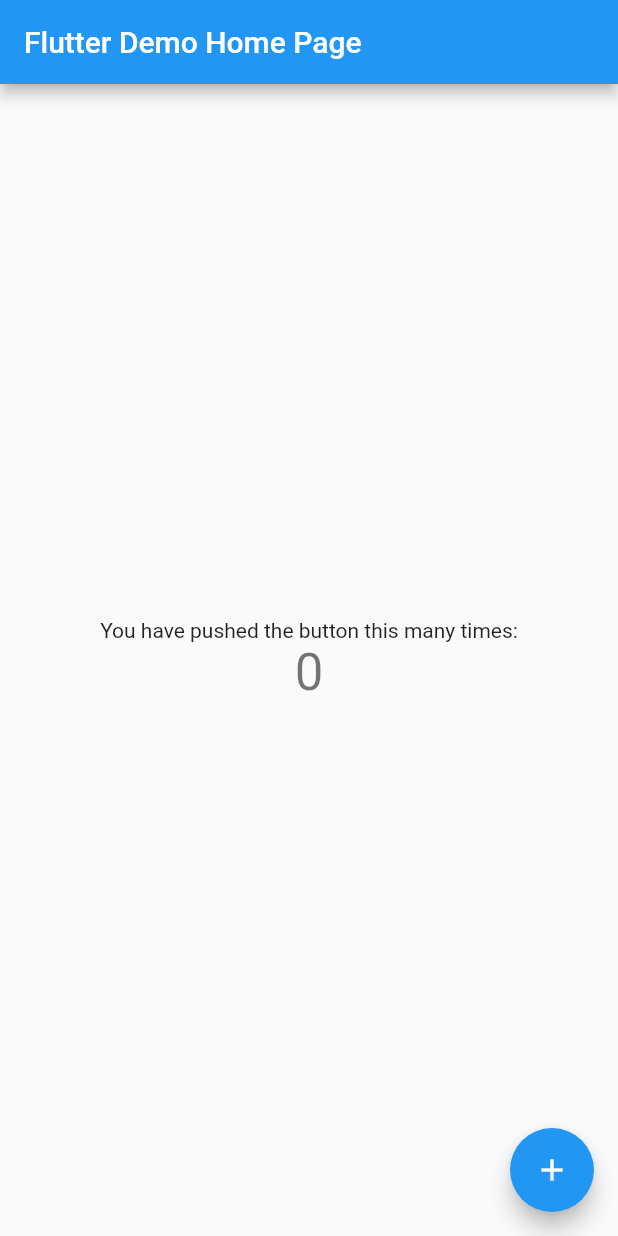
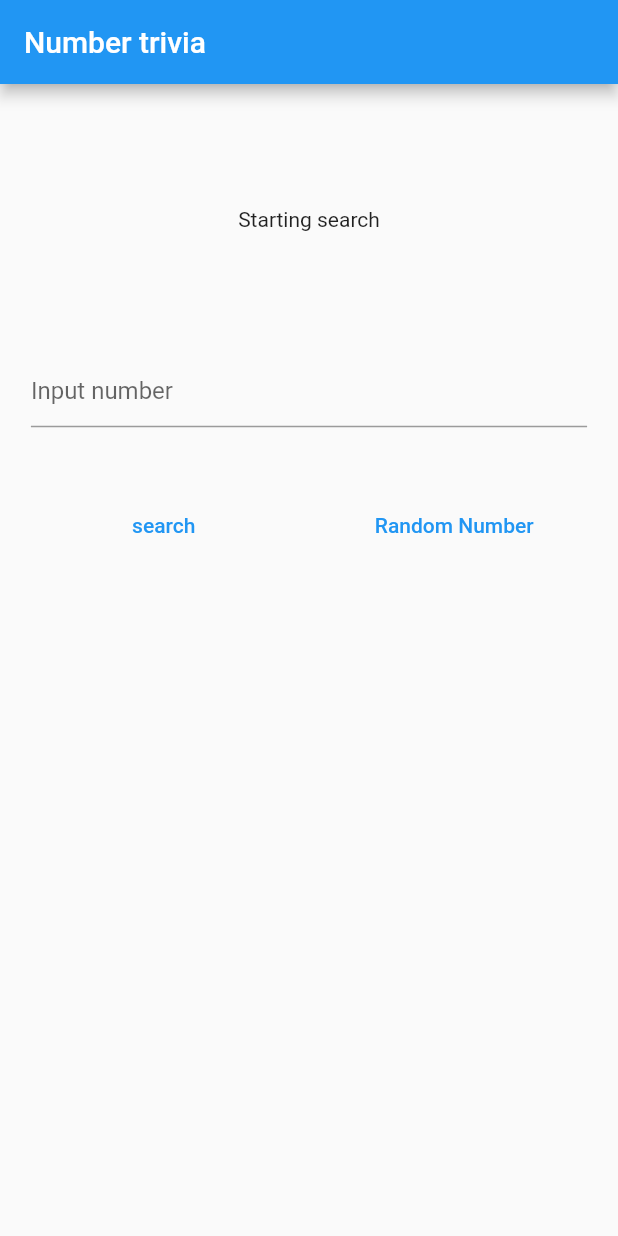
Before and after one commit to KhIaboshama/samplenumber, a Flutter app: the screen it shows after launch, on a phone screen of 412 x 824 dp. Run offline on Flutter 3.47's test engine with Material 2 defaults, Android fonts, the phone set to English and light mode, and no system bars; our stand-ins replace either_dart, equatable, flutter_bloc, sizer.

Commit message:
Integrate the bloc with UI and API

```diff
--- /dev/null
+++ b/lib/features/number_trivia/data/repository_impl/number_trivia_repository_impl.dart
@@ -0,0 +1,23 @@
+
+
+import 'package:either_dart/src/either.dart';
+import 'package:samplenumber/features/number_trivia/data/datasource/number_trivia_remote_data_source.dart';
+import 'package:samplenumber/features/number_trivia/data/model/number_trivia_model.dart';
+import 'package:samplenumber/features/number_trivia/domain/repository/number_trivia_repository.dart';
+
+class NumberTriviaRepositoryImpl extends NumberTriviaRepository {
+  final NumberTriviaRemoteDataSource remoteDataSource;
+
+  NumberTriviaRepositoryImpl({required this.remoteDataSource});
+
+  @override
+  Future<Either<NumberTriviaModel, Exception>> getConcreteNumberTrivia(int number) async {
+    final response = await remoteDataSource.getConcreteNumberTrivia(number);
+    if (response.isLeft) {
+      return Left(response.left);
+    } else {
+      return Right(response.right);
+    }
+  }
+
+}
--- a/lib/features/number_trivia/presentation/bloc/number_trivia_bloc.dart
+++ b/lib/features/number_trivia/presentation/bloc/number_trivia_bloc.dart
@@ -15,12 +15,13 @@
   NumberTriviaBloc(this.repository) : super(NumberTriviaInitialState()) {
     on<GetConcreteNumberEvent>(
       (event, emit) async {
+        try {
+          final number = int.parse(event.number);
           emit(NumberTriviaLoadingState());
           final response =
-            await GetConcreteNumberTriviaUsecase(repository: repository)
-                .call(ConcreteNumberTriviaParam(
-          event.number,
-        ));
+              await GetConcreteNumberTriviaUsecase(repository: repository).call(
+            ConcreteNumberTriviaParam(number),
+          );
           if (response.isLeft) {
             emit(NumberTriviaLoadedState(numberTrivia: response.left));
           } else {
@@ -32,6 +33,9 @@
                   message: (response.right as CacheFailure).message));
             }
           }
+        } on Exception {
+          emit(NumberTriviaErrorState(message: 'input invalid format'));
+        }
       },
     );
   }
--- a/lib/features/number_trivia/presentation/bloc/number_trivia_event.dart
+++ b/lib/features/number_trivia/presentation/bloc/number_trivia_event.dart
@@ -4,7 +4,7 @@
 abstract class NumberTriviaEvent {}
 
 class GetConcreteNumberEvent extends NumberTriviaEvent {
-  final int number;
+  final String number;
 
   GetConcreteNumberEvent({required this.number});
 }
--- a/lib/features/number_trivia/presentation/views/number_trivia_view.dart
+++ b/lib/features/number_trivia/presentation/views/number_trivia_view.dart
@@ -0,0 +1,107 @@
+import 'package:flutter/material.dart';
+import 'package:flutter_bloc/flutter_bloc.dart';
+import 'package:samplenumber/features/number_trivia/data/datasource/number_trivia_remote_data_source.dart';
+import 'package:samplenumber/features/number_trivia/domain/repository/number_trivia_repository.dart';
+import 'package:sizer/sizer.dart';
+
+import '../../data/repository_impl/number_trivia_repository_impl.dart';
+import '../bloc/number_trivia_bloc.dart';
+
+class NumberTriviaView extends StatefulWidget {
+  const NumberTriviaView({Key? key}) : super(key: key);
+
+  @override
+  State<NumberTriviaView> createState() => _NumberTriviaViewState();
+}
+
+class _NumberTriviaViewState extends State<NumberTriviaView> {
+  final NumberTriviaRepository repository = NumberTriviaRepositoryImpl(
+      remoteDataSource: NumberTriviaRemoteDataSourceImpl());
+
+  String header = 'Starting search';
+  TextEditingController controller = TextEditingController();
+  bool isLoading = false;
+
+  @override
+  Widget build(BuildContext context) {
+    return BlocListener<NumberTriviaBloc, NumberTriviaState>(
+      listener: (context, state) {
+        setState(() {
+          if (state is NumberTriviaInitialState) {
+            isLoading = false;
+            header = 'Starting search';
+          } else if (state is NumberTriviaLoadingState) {
+            isLoading = true;
+          } else if (state is NumberTriviaLoadedState) {
+            isLoading = false;
+            header = (state).numberTrivia.description;
+          } else if (state is NumberTriviaErrorState) {
+            isLoading = false;
+            header = (state).message;
+          }
+        });
+      },
+      child: Scaffold(
+        resizeToAvoidBottomInset: true,
+        appBar: AppBar(
+          title: const Text('Number trivia'),
+        ),
+        body: SingleChildScrollView(
+          child:  Column(
+            children: [
+              Container(
+                margin: EdgeInsetsDirectional.only(top: 10.h),
+                child: getHeaderWidget(),
+              ),
+              Container(
+                margin:
+                EdgeInsetsDirectional.only(top: 10.h, start: 5.w, end: 5.w),
+                child: TextField(
+                  controller: controller,
+                  decoration: const InputDecoration(hintText: 'Input number'),
+                ),
+              ),
+              Container(
+                alignment: Alignment.topCenter,
+                margin: EdgeInsetsDirectional.only(top: 5.h),
+                child: Row(
+                  children: [
+                    Expanded(
+                      child: Container(
+                        margin: EdgeInsetsDirectional.only(start: 5.w, end: 2.w),
+                        child: TextButton(
+                          onPressed: () {
+                            context.read<NumberTriviaBloc>().add(GetConcreteNumberEvent(number: controller.text));
+                          },
+                          child: const Text('search'),
+                        ),
+                      ),
+                    ),
+                    Expanded(
+                      child: Container(
+                        margin: EdgeInsetsDirectional.only(start: 2.w, end: 5.w),
+                        child: TextButton(
+                          onPressed: () {},
+                          child: const Text('Random Number'),
+                        ),
+                      ),
+                    ),
+                  ],
+                ),
+              ),
+            ],
+          ),
+        )
+
+      ),
+    );
+  }
+
+  Widget getHeaderWidget() {
+    if (isLoading) {
+      return const Center(child: CircularProgressIndicator());
+    } else {
+      return Center(child: Text(header));
+    }
+  }
+}
--- a/lib/main.dart
+++ b/lib/main.dart
@@ -1,4 +1,11 @@
 import 'package:flutter/material.dart';
+import 'package:flutter_bloc/flutter_bloc.dart';
+import 'package:samplenumber/features/number_trivia/data/datasource/number_trivia_remote_data_source.dart';
+import 'package:samplenumber/features/number_trivia/data/repository_impl/number_trivia_repository_impl.dart';
+import 'package:sizer/sizer.dart';
+
+import 'features/number_trivia/presentation/bloc/number_trivia_bloc.dart';
+import 'features/number_trivia/presentation/views/number_trivia_view.dart';
 
 void main() {
   runApp(const MyApp());
@@ -10,6 +17,8 @@
   // This widget is the root of your application.
   @override
   Widget build(BuildContext context) {
+    return Sizer(
+      builder: (context, orientation, deviceType) {
         return MaterialApp(
            title: 'Flutter Demo',
            theme: ThemeData(
@@ -24,7 +33,13 @@
              // is not restarted.
              primarySwatch: Colors.blue,
            ),
-      home: const MyHomePage(title: 'Flutter Demo Home Page'),
+           home: BlocProvider(
+             create: (context) => NumberTriviaBloc(NumberTriviaRepositoryImpl(
+                 remoteDataSource: NumberTriviaRemoteDataSourceImpl())),
+             child: NumberTriviaView(),
+           ),
+         );
+      },
     );
   }
 }
--- a/pubspec.yaml
+++ b/pubspec.yaml
@@ -40,6 +40,7 @@
   json_annotation: ^4.8.1
   either_dart: ^0.4.0
   flutter_bloc: ^8.1.3
+  sizer: ^2.0.15
 
 dev_dependencies:
   flutter_test:
```
Also changed, not shown: lib/features/number_trivia/data/datasource/number_trivia_remote_data_source.dart (+7 -7 lines), lib/features/number_trivia/data/model/number_trivia_model.g.dart, pubspec.lock. Lines whose indentation alone changed are shown as unchanged.
